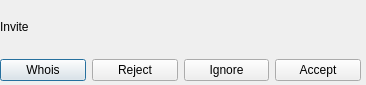
First picture: the form in ui/invite.ui, repository gitter-badger/simplechatclient, before the edit.
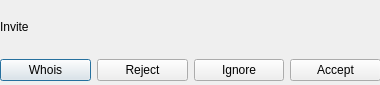
Second picture: the form after the edit. Icons and pictures are not drawn.

```diff
--- a/ui/invite.ui
+++ b/ui/invite.ui
@@ -6,19 +6,19 @@
    <rect>
     <x>0</x>
     <y>0</y>
-    <width>366</width>
+    <width>380</width>
     <height>85</height>
    </rect>
   </property>
   <property name="minimumSize">
    <size>
-    <width>366</width>
+    <width>380</width>
     <height>85</height>
    </size>
   </property>
   <property name="maximumSize">
    <size>
-    <width>366</width>
+    <width>380</width>
     <height>85</height>
    </size>
   </property>
@@ -34,7 +34,7 @@
     <rect>
      <x>0</x>
      <y>0</y>
-     <width>361</width>
+     <width>381</width>
      <height>81</height>
     </rect>
    </property>
```
